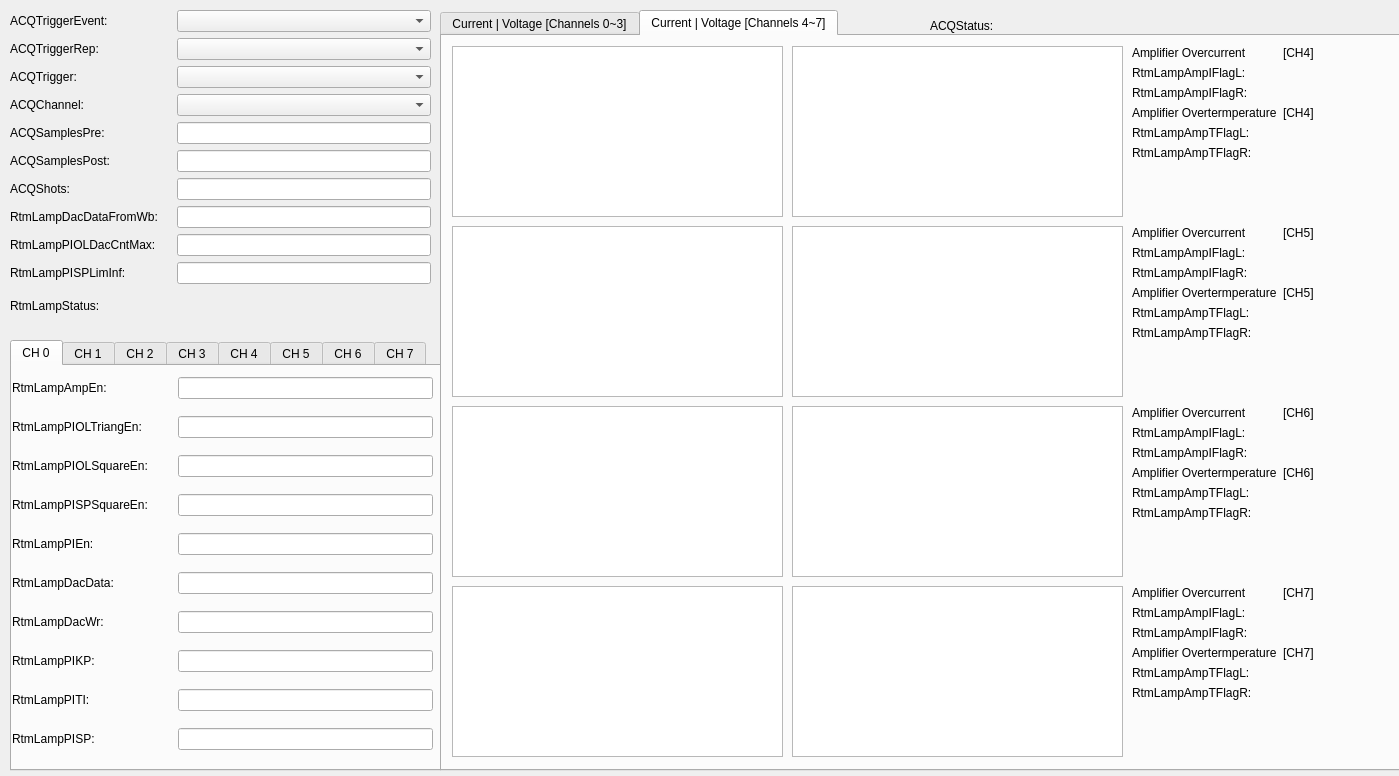
lnls-dig/fofb-epics-ioc, file scripts/pydm_test/rtm_test_minicrate.ui: the form before one commit.
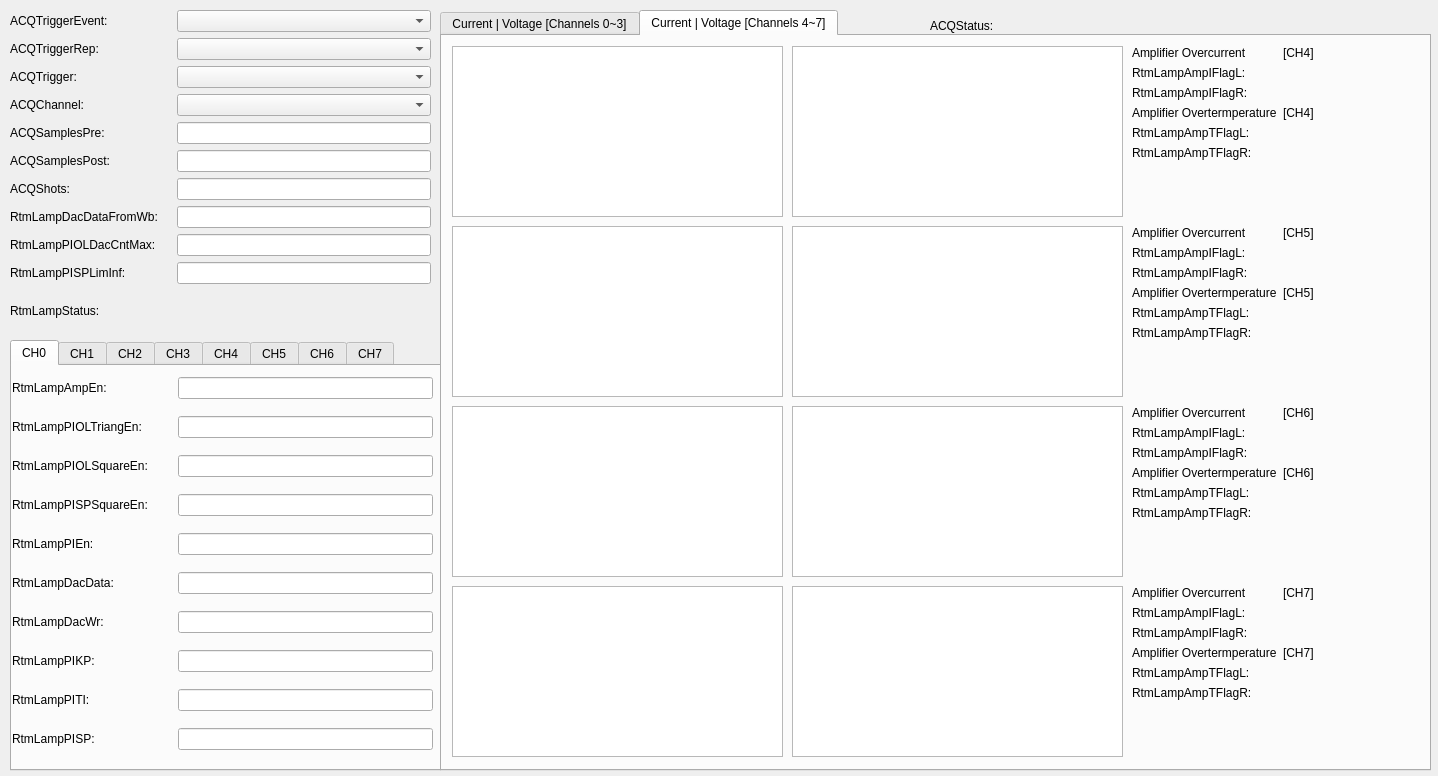
The form after the commit. The open tabs and pages were chosen to show the change. Custom widgets are drawn as their Qt base class.

Commit message: FOFBApp and scripts: update pv names in graphical interface

```diff
--- a/scripts/pydm_test/rtm_test_minicrate.ui
+++ b/scripts/pydm_test/rtm_test_minicrate.ui
@@ -6,7 +6,7 @@
    <rect>
     <x>0</x>
     <y>0</y>
-    <width>1399</width>
+    <width>1438</width>
     <height>776</height>
    </rect>
   </property>
@@ -47,7 +47,7 @@
     <rect>
      <x>440</x>
      <y>10</y>
-     <width>1041</width>
+     <width>991</width>
      <height>761</height>
     </rect>
    </property>
@@ -916,7 +916,7 @@
       <rect>
        <x>690</x>
        <y>10</y>
-       <width>254</width>
+       <width>291</width>
        <height>171</height>
       </rect>
      </property>
@@ -1024,7 +1024,7 @@
       <rect>
        <x>690</x>
        <y>190</y>
-       <width>254</width>
+       <width>291</width>
        <height>171</height>
       </rect>
      </property>
@@ -1132,7 +1132,7 @@
       <rect>
        <x>690</x>
        <y>370</y>
-       <width>254</width>
+       <width>291</width>
        <height>171</height>
       </rect>
      </property>
@@ -1240,7 +1240,7 @@
       <rect>
        <x>690</x>
        <y>550</y>
-       <width>254</width>
+       <width>291</width>
        <height>171</height>
       </rect>
      </property>
@@ -1351,7 +1351,7 @@
      <x>10</x>
      <y>10</y>
      <width>421</width>
-     <height>311</height>
+     <height>321</height>
     </rect>
    </property>
    <layout class="QGridLayout" name="gridLayout">
@@ -1658,7 +1658,7 @@
    </property>
    <widget class="QWidget" name="tab_3">
     <attribute name="title">
-     <string>CH 0</string>
+     <string>CH0</string>
     </attribute>
     <widget class="QWidget" name="gridLayoutWidget_2">
      <property name="geometry">
@@ -1945,7 +1945,7 @@
    </widget>
    <widget class="QWidget" name="tab_4">
     <attribute name="title">
-     <string>CH 1</string>
+     <string>CH1</string>
     </attribute>
     <widget class="QWidget" name="gridLayoutWidget_3">
      <property name="geometry">
@@ -2232,7 +2232,7 @@
    </widget>
    <widget class="QWidget" name="tab_5">
     <attribute name="title">
-     <string>CH 2</string>
+     <string>CH2</string>
     </attribute>
     <widget class="QWidget" name="gridLayoutWidget_4">
      <property name="geometry">
@@ -2519,7 +2519,7 @@
    </widget>
    <widget class="QWidget" name="tab_6">
     <attribute name="title">
-     <string>CH 3</string>
+     <string>CH3</string>
     </attribute>
     <widget class="QWidget" name="gridLayoutWidget_5">
      <property name="geometry">
@@ -2806,7 +2806,7 @@
    </widget>
    <widget class="QWidget" name="tab_7">
     <attribute name="title">
-     <string>CH 4</string>
+     <string>CH4</string>
     </attribute>
     <widget class="QWidget" name="gridLayoutWidget_6">
      <property name="geometry">
@@ -3093,7 +3093,7 @@
    </widget>
    <widget class="QWidget" name="tab_8">
     <attribute name="title">
-     <string>CH 5</string>
+     <string>CH5</string>
     </attribute>
     <widget class="QWidget" name="gridLayoutWidget_7">
      <property name="geometry">
@@ -3380,7 +3380,7 @@
    </widget>
    <widget class="QWidget" name="tab_9">
     <attribute name="title">
-     <string>CH 6</string>
+     <string>CH6</string>
     </attribute>
     <widget class="QWidget" name="gridLayoutWidget_8">
      <property name="geometry">
@@ -3667,7 +3667,7 @@
    </widget>
    <widget class="QWidget" name="tab_10">
     <attribute name="title">
-     <string>CH 7</string>
+     <string>CH7</string>
     </attribute>
     <widget class="QWidget" name="gridLayoutWidget_9">
      <property name="geometry">
```
Left out of the diff: 11 changed lines with no effect on the pictures. The commit also changes 1 other file.
